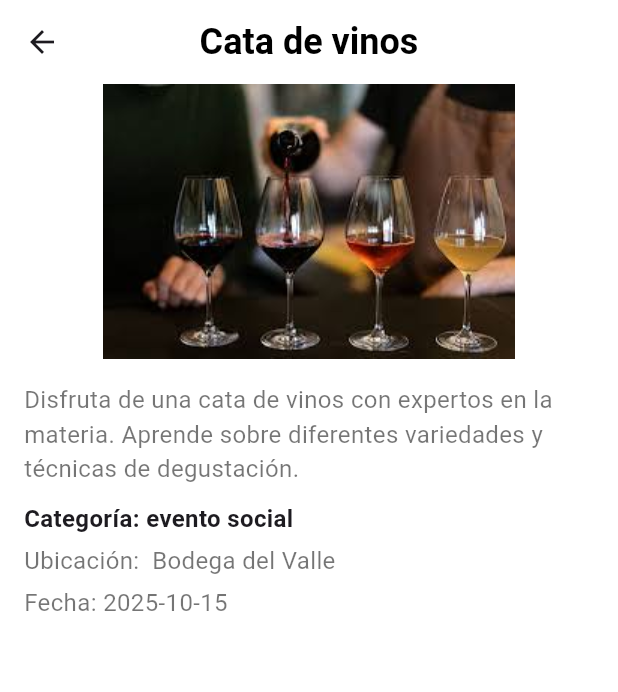
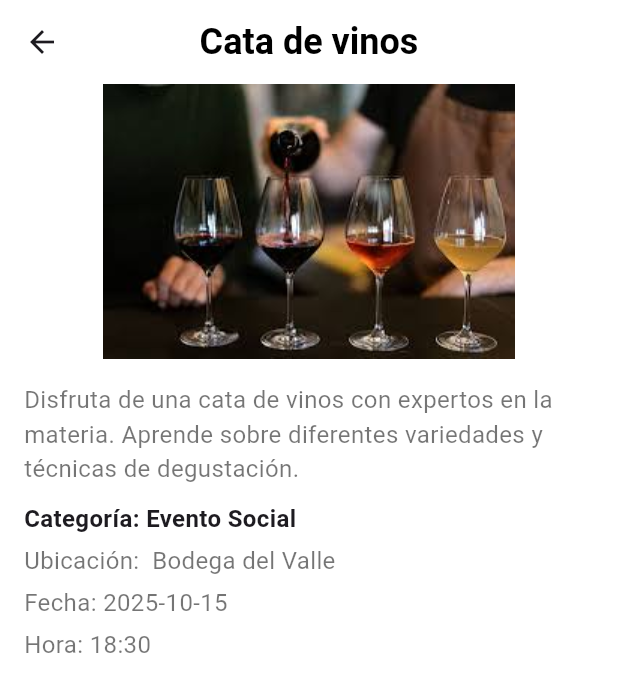
Before and after one commit to DiegoSR01/Proyecto-Innovatec, a Flutter app: the MostrarEvento screen opened directly with sample values from the repository, on a phone screen of 412 x 824 dp. Shown: the top 692 px of the screen. Run offline on Flutter 3.47's test engine with Material 3 defaults, Android fonts, the phone set to English and light mode, and no system bars; our stand-ins replace carousel_slider.

Commit message:
hora evento

```diff
--- a/festispot/lib/paginas/detalles_event.dart
+++ b/festispot/lib/paginas/detalles_event.dart
@@ -7,9 +7,10 @@ final List<Evento> carrusel = [
     imagen: "assets/images/cata.jpeg",
     descripcion:
         "Disfruta de una cata de vinos con expertos en la materia. Aprende sobre diferentes variedades y técnicas de degustación.",
-    categoria: "evento social",
+    categoria: "Evento Social",
     ubicacion: " Bodega del Valle",
-    fecha:"2025-10-15"
+    fecha:"2025-10-15",
+    hora: "18:30"
   ),
   Evento(
     id: 2,
@@ -17,9 +18,10 @@ final List<Evento> carrusel = [
     imagen: "assets/images/conc_ejem.jpg",
     descripcion:
         "Asiste a un concierto de música clásica con una orquesta reconocida. Una experiencia cultural única.",
-    categoria: "festival cultural",
+    categoria: "Festival Cultural",
     ubicacion: " Auditorio Nacional",
-    fecha:"2025-10-15"
+    fecha:"2025-10-15",
+    hora: "20:00"
   ),
   Evento(
     id: 3,
@@ -27,9 +29,10 @@ final List<Evento> carrusel = [
     imagen: "assets/images/feria_ejem.jpeg",
     descripcion:
         "Disfruta de un día lleno de tradición en la Feria del Alfeñique. Prueba dulces típicos y disfruta de actividades culturales.",
-    categoria: "evento cultural",
+    categoria: "Evento Cultural",
     ubicacion: " Plaza Mayor",
-    fecha: "2025-10-20"
+    fecha: "2025-10-20",
+    hora: "10:40"
   ),
   Evento(
     id: 4,
@@ -37,9 +40,10 @@ final List<Evento> carrusel = [
     imagen: "assets/images/feria_agri.jpeg",
     descripcion:
         "Visita la Feria de Agricultura para conocer más sobre prácticas sostenibles y productos locales. Ideal para los amantes de la naturaleza.",
-    categoria: "evento social",
+    categoria: "Evento Social",
     ubicacion: " Parque Ecológico",
-    fecha: "2025-10-25"
+    fecha: "2025-10-25",
+    hora: "09:00"
   ),
   Evento(
     id: 5,
@@ -47,9 +51,10 @@ final List<Evento> carrusel = [
     imagen: "assets/images/festival_jazz.jpeg",
     descripcion:
         "Disfruta de un fin de semana lleno de música en el Festival de Jazz. Conciertos en vivo y talleres para todos los amantes del jazz.",
-    categoria: "taller",
+    categoria: "Taller",
     ubicacion: " Centro Cultural",
-    fecha: "2025-11-01"
+    fecha: "2025-11-01",
+    hora: "19:00"
   ),
   Evento(
     id: 6,
@@ -57,9 +62,10 @@ final List<Evento> carrusel = [
     imagen: "assets/images/rock_ejem.jpg",
     descripcion:
         "Asiste al concierto de rock del año con bandas locales e internacionales. Una noche llena de energía y buena música.",
-    categoria: "evento cultural",
+    categoria: "Evento Cultural",
     ubicacion: " Estadio Municipal",
-    fecha: "2025-11-05"
+    fecha: "2025-11-05",
+    hora: "21:00"
   ),
   Evento(
     id: 7,
@@ -69,7 +75,8 @@ final List<Evento> carrusel = [
         "Evento de networking para startups y emprendedores. Presentaciones, oportunidades de inversión y mucho más.",
     categoria: "Networking",
     ubicacion: " Centro de Convenciones",
-    fecha: "2025-11-10"
+    fecha: "2025-11-10",
+    hora: "10:00"
   ),
   Evento(
     id: 8,
@@ -77,9 +84,10 @@ final List<Evento> carrusel = [
     imagen: "assets/images/expo_arte.jpg",
     descripcion:
         "Explora la Exposición de Arte Contemporáneo con obras de artistas emergentes. Una oportunidad para apreciar el arte moderno.",
-    categoria: "evento cultural",
+    categoria: "Evento Cultural",
     ubicacion: " Galería Nacional",
-    fecha: "2025-11-15"
+    fecha: "2025-11-15",
+    hora: "11:00"
   ),
   Evento(
     id: 9,
@@ -87,9 +95,10 @@ final List<Evento> carrusel = [
     imagen: "assets/images/taller_cocina.jpg",
     descripcion:
         "Aprende a cocinar platillos tradicionales mexicanos en este taller práctico. Ideal para los amantes de la gastronomía.",
-    categoria: "taller",
+    categoria: "Taller",
     ubicacion: " Escuela de Cocina",
-    fecha: "2025-11-20"
+    fecha: "2025-11-20",
+    hora: "9:00"
   ),
   Evento(
     id: 10,
@@ -97,8 +106,9 @@ final List<Evento> carrusel = [
     imagen: "assets/images/festival_cine.jpg",
     descripcion:
         "Disfruta de una selección de películas independientes en el Festival de Cine. Charlas con directores y actores.",
-    categoria: "fesitival",
+    categoria: "Fesitival",
     ubicacion: " Cine Club",
-    fecha: "2025-11-25"
+    fecha: "2025-11-25",
+    hora: "19:30"
   ),
 ];
--- a/festispot/lib/paginas/model_event.dart
+++ b/festispot/lib/paginas/model_event.dart
@@ -6,6 +6,7 @@ class Evento {
   final String categoria;
   final String ubicacion;
   final String fecha;
+  final String hora;
 
   const Evento({
     required this.id,
@@ -15,6 +16,7 @@ class Evento {
     required this.categoria,
     required this.ubicacion,
     required this.fecha,
+    required this.hora
   });
 
   factory Evento.fromJson(Map<String, dynamic> json) => Evento(
@@ -25,6 +27,7 @@ class Evento {
     categoria: json['categoria'],
     ubicacion: json['ubicacion'],
     fecha: json['fecha'],
+    hora: json['hora'],
   );
 
   Map<String, dynamic> toJson() => {
@@ -35,6 +38,7 @@ class Evento {
     'categoria': categoria,
     'ubicacion': ubicacion,
     'fecha': fecha,
+    'hora': hora,
   };
 
   Evento copy() => Evento(
@@ -45,5 +49,6 @@ class Evento {
     categoria: categoria,
     ubicacion: ubicacion,
     fecha: fecha,
+    hora: hora,
   );
 }
--- a/festispot/lib/paginas/mostrar_evento.dart
+++ b/festispot/lib/paginas/mostrar_evento.dart
@@ -50,6 +50,11 @@ class MostrarEvento extends StatelessWidget {
                     "Fecha: ${carrusel.fecha}",
                     style: TextStyle(fontSize: 16, color: Colors.black54),
                   ),
+                  SizedBox(height: 5),
+                  Text(
+                    "Hora: ${carrusel.hora}",
+                    style: TextStyle(fontSize: 16, color: Colors.black54),
+                  ),
                 ],
               ),
             ),
```
